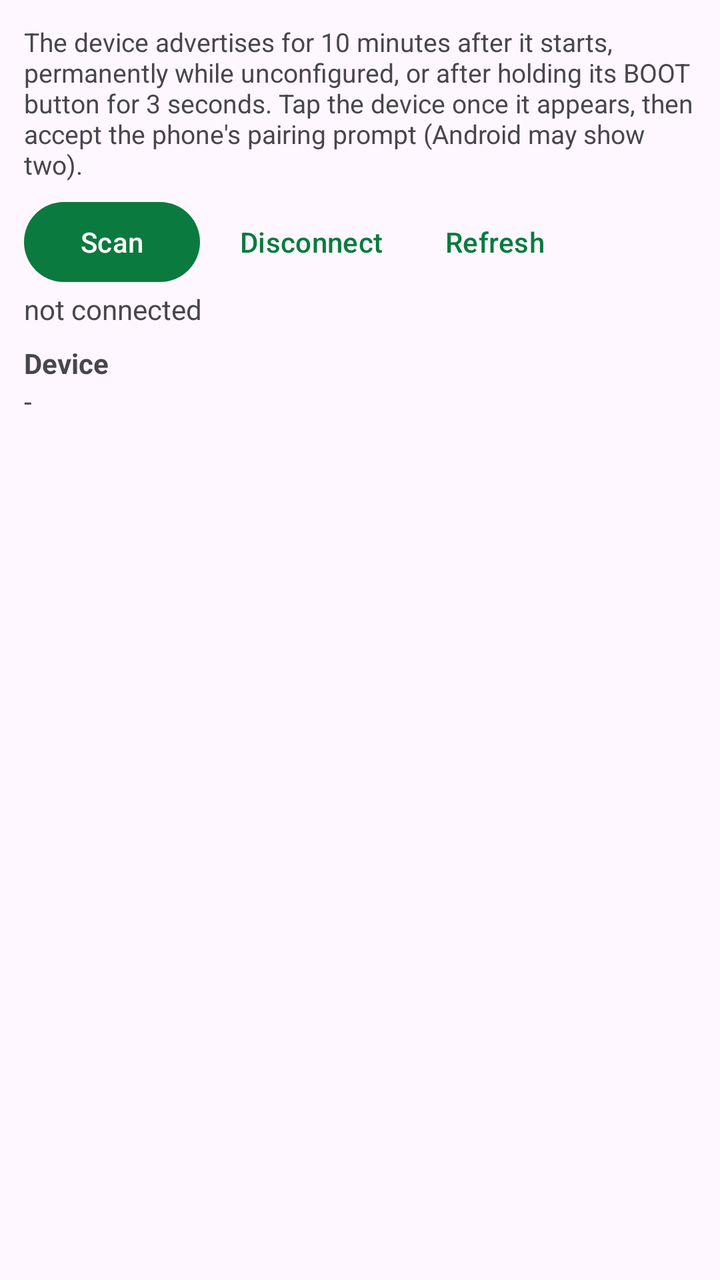
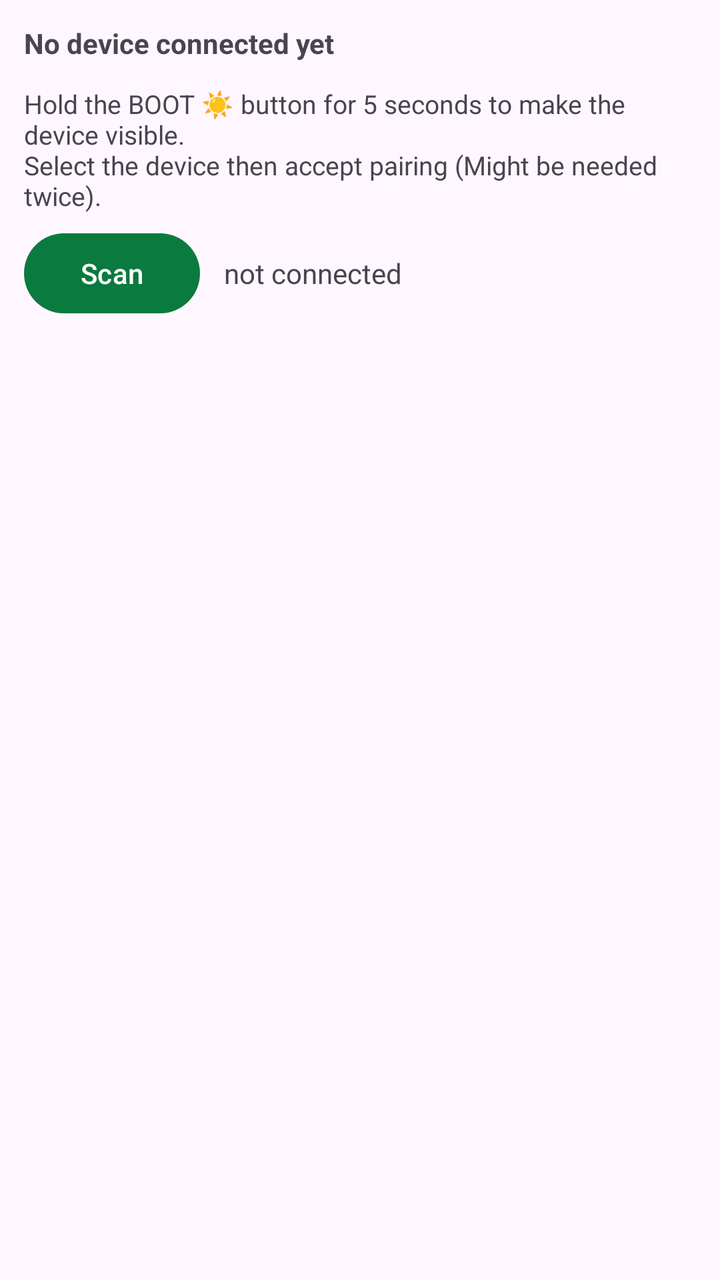

An Android layout rendered at two revisions. The XML below is the earlier revision; the diff shows what the commit changed to produce the second picture.
<!-- AndroidManifest.xml: application theme Theme.XdripObb -->
<!-- res/layout/activity_connection.xml -->
<?xml version="1.0" encoding="utf-8"?>
<ScrollView xmlns:android="http://schemas.android.com/apk/res/android"
    android:layout_width="match_parent"
    android:layout_height="match_parent"
    android:fitsSystemWindows="true">

    <LinearLayout
        android:layout_width="match_parent"
        android:layout_height="wrap_content"
        android:orientation="vertical"
        android:padding="12dp">

        <TextView
            android:layout_width="match_parent"
            android:layout_height="wrap_content"
            android:layout_marginBottom="6dp"
            android:text="@string/conn_intro"
            android:textSize="13sp" />

        <LinearLayout
            android:layout_width="match_parent"
            android:layout_height="wrap_content"
            android:gravity="center_vertical"
            android:orientation="horizontal">
            <Button
                android:id="@+id/btnScan"
                android:layout_width="wrap_content"
                android:layout_height="wrap_content"
                android:text="@string/btn_scan" />
            <Button
                android:id="@+id/btnDisconnect"
                android:layout_width="wrap_content"
                android:layout_height="wrap_content"
                android:layout_marginStart="8dp"
                android:text="@string/btn_disconnect"
                style="@style/Widget.Material3.Button.TextButton" />
            <Button
                android:id="@+id/btnInfo"
                android:layout_width="wrap_content"
                android:layout_height="wrap_content"
                android:text="@string/btn_refresh"
                style="@style/Widget.Material3.Button.TextButton" />
        </LinearLayout>
        <TextView
            android:id="@+id/tvConn"
            android:layout_width="match_parent"
            android:layout_height="wrap_content"
            android:text="@string/state_not_connected" />

        <LinearLayout
            android:id="@+id/deviceList"
            android:layout_width="match_parent"
            android:layout_height="wrap_content"
            android:orientation="vertical" />

        <TextView
            android:layout_width="match_parent"
            android:layout_height="wrap_content"
            android:layout_marginTop="8dp"
            android:text="@string/section_device"
            android:textStyle="bold" />
        <TextView
            android:id="@+id/tvInfo"
            android:layout_width="match_parent"
            android:layout_height="wrap_content"
            android:text="-" />
    </LinearLayout>
</ScrollView>
<!-- resources referenced by this layout -->
<resources>
  <string name="btn_disconnect">Disconnect</string>
  <string name="btn_refresh">Refresh</string>
  <string name="btn_scan">Scan</string>
  <string name="conn_intro">The device advertises for 10 minutes after it starts, permanently while unconfigured, or after holding its BOOT button for 3 seconds. Tap the device once it appears, then accept the phone\'s pairing prompt (Android may show two).</string>
  <string name="section_device">Device</string>
  <string name="state_not_connected">not connected</string>
  <style name="Theme.XdripObb" parent="Theme.Material3.DayNight.NoActionBar">
          <item name="colorPrimary">#0B7A3E</item>
          <item name="colorOnPrimary">#FFFFFF</item>
      </style>
</resources>

<!-- the commit's change to res/layout/activity_connection.xml (unified diff, before → after) -->
@@ -10,9 +10,23 @@
         android:orientation="vertical"
         android:padding="12dp">
 
+        
+        <LinearLayout
+            android:id="@+id/deviceBoxes"
+            android:layout_width="match_parent"
+            android:layout_height="wrap_content"
+            android:orientation="vertical" />
+        <TextView
+            android:id="@+id/tvNoDevice"
+            android:layout_width="match_parent"
+            android:layout_height="wrap_content"
+            android:text="@string/conn_none_yet"
+            android:textStyle="bold" />
+
         <TextView
             android:layout_width="match_parent"
             android:layout_height="wrap_content"
+            android:layout_marginTop="12dp"
             android:layout_marginBottom="6dp"
             android:text="@string/conn_intro"
             android:textSize="13sp" />
@@ -27,42 +41,29 @@
                 android:layout_width="wrap_content"
                 android:layout_height="wrap_content"
                 android:text="@string/btn_scan" />
-            <Button
-                android:id="@+id/btnDisconnect"
-                android:layout_width="wrap_content"
+            <TextView
+                android:id="@+id/tvConn"
+                android:layout_width="0dp"
                 android:layout_height="wrap_content"
-                android:layout_marginStart="8dp"
-                android:text="@string/btn_disconnect"
-                style="@style/Widget.Material3.Button.TextButton" />
-            <Button
-                android:id="@+id/btnInfo"
-                android:layout_width="wrap_content"
-                android:layout_height="wrap_content"
-                android:text="@string/btn_refresh"
-                style="@style/Widget.Material3.Button.TextButton" />
+                android:layout_weight="1"
+                android:layout_marginStart="12dp"
+                android:text="@string/state_not_connected" />
         </LinearLayout>
+
+        
         <TextView
-            android:id="@+id/tvConn"
+            android:id="@+id/tvScanHint"
             android:layout_width="match_parent"
             android:layout_height="wrap_content"
-            android:text="@string/state_not_connected" />
+            android:layout_marginBottom="6dp"
+            android:text="@string/conn_scan_hint"
+            android:textSize="13sp"
+            android:visibility="gone" />
 
         <LinearLayout
             android:id="@+id/deviceList"
             android:layout_width="match_parent"
             android:layout_height="wrap_content"
             android:orientation="vertical" />
-
-        <TextView
-            android:layout_width="match_parent"
-            android:layout_height="wrap_content"
-            android:layout_marginTop="8dp"
-            android:text="@string/section_device"
-            android:textStyle="bold" />
-        <TextView
-            android:id="@+id/tvInfo"
-            android:layout_width="match_parent"
-            android:layout_height="wrap_content"
-            android:text="-" />
     </LinearLayout>
 </ScrollView>
<!-- resource entries referenced after the edit -->
@@ -1,10 +1,9 @@
 <!-- resources referenced by this layout -->
 <resources>
-  <string name="btn_disconnect">Disconnect</string>
-  <string name="btn_refresh">Refresh</string>
   <string name="btn_scan">Scan</string>
-  <string name="conn_intro">The device advertises for 10 minutes after it starts, permanently while unconfigured, or after holding its BOOT button for 3 seconds. Tap the device once it appears, then accept the phone\'s pairing prompt (Android may show two).</string>
-  <string name="section_device">Device</string>
+  <string name="conn_intro">Hold the BOOT ☀ button for 5 seconds to make the device visible.\nSelect the device then accept pairing (Might be needed twice).</string>
+  <string name="conn_none_yet">No device connected yet</string>
+  <string name="conn_scan_hint">The device is visible for 10 minutes after it starts, and as long as it is not configured yet. It is not visible on its 5-minute wake-ups.</string>
   <string name="state_not_connected">not connected</string>
   <style name="Theme.XdripObb" parent="Theme.Material3.DayNight.NoActionBar">
           <item name="colorPrimary">#0B7A3E</item>
